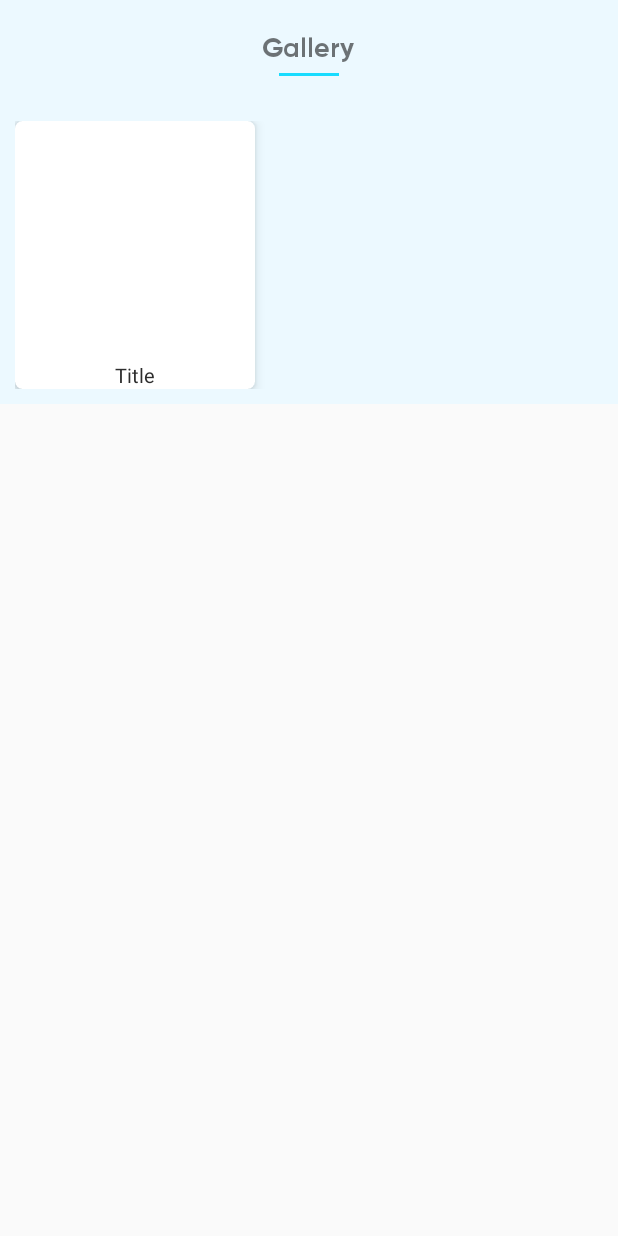
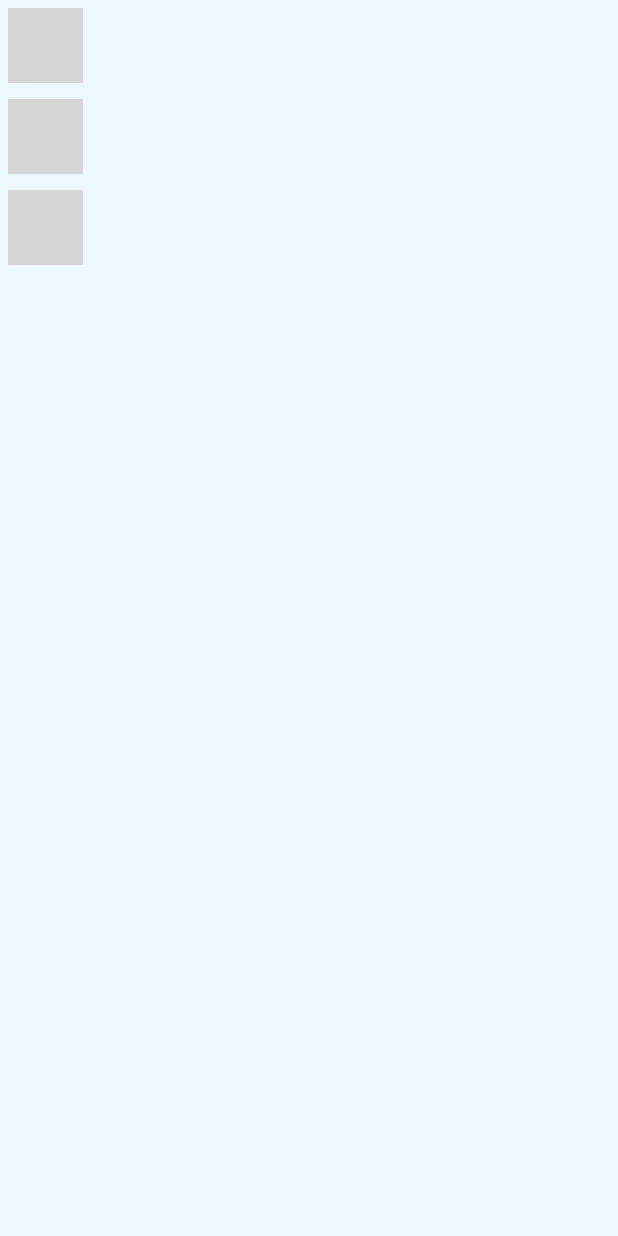
Before and after one commit to AriSmrd7/ActuArry, an Android app: the layout fragment_gallery.xml on its own in the app's theme, with its tools: preview values and no code run, on a phone screen of 412 x 824 dp. Run offline under Robolectric (Android 15) with nearby library versions, the phone set to English and light mode, and no system bars; grey boxes are pictures that could not be loaded.

Commit message:
Add gallery layout

```diff
--- /dev/null
+++ b/app/src/main/java/com/arismrd/actuarry/model/ModelGallery.kt
@@ -0,0 +1,3 @@
+package com.arismrd.actuarry.model
+
+data class ModelGallery(val title: String, val photoRes: Int)
--- a/app/src/main/res/layout/fragment_gallery.xml
+++ b/app/src/main/res/layout/fragment_gallery.xml
@@ -1,67 +1,21 @@
 <?xml version="1.0" encoding="utf-8"?>
-<LinearLayout xmlns:android="http://schemas.android.com/apk/res/android"
+<androidx.constraintlayout.widget.ConstraintLayout
+    xmlns:android="http://schemas.android.com/apk/res/android"
+    xmlns:tools="http://schemas.android.com/tools"
     xmlns:app="http://schemas.android.com/apk/res-auto"
-    xmlns:tools="http://schemas.android.com/tools"
     android:layout_width="match_parent"
-    android:layout_height="wrap_content"
-    android:orientation="vertical"
+    android:layout_height="match_parent"
     android:background="@color/colorAlmostAzure"
-    android:gravity="center">
+    tools:context=".pagefragment.GalleryFragment">
 
-    <TextView
-        android:layout_marginTop="20dp"
-        android:layout_width="wrap_content"
-        android:layout_height="wrap_content"
-        android:textSize="18sp"
-        android:fontFamily="@font/gilroybold"
-        android:text="Gallery"
-        />
-    <View
-        android:id="@+id/view3"
-        android:layout_width="40dp"
-        android:layout_height="2dp"
-        android:layout_marginRight="30dp"
-        android:layout_marginLeft="30dp"
-        android:layout_marginTop="5dp"
-        android:layout_marginBottom="20dp"
-        android:background="@color/colorPrimary" />
+    <androidx.recyclerview.widget.RecyclerView
+        android:id="@+id/view_list"
+        app:layout_constraintBottom_toBottomOf="parent"
+        app:layout_constraintTop_toTopOf="parent"
+        app:layout_constraintStart_toStartOf="parent"
+        app:layout_constraintEnd_toEndOf="parent"
+        android:layout_width="0dp"
+        android:layout_height="0dp"
+        tools:listitem="@layout/list_gallery"/>
 
-    <RelativeLayout
-        android:layout_width="match_parent"
-        android:layout_height="wrap_content"
-        android:layout_margin="10dp">
-
-        <androidx.cardview.widget.CardView
-            android:id="@+id/cardview_1"
-            android:layout_width="160dp"
-            android:layout_height="wrap_content"
-            app:cardCornerRadius="5dp"
-            app:cardElevation="5dp">
-
-            <LinearLayout
-                android:orientation="vertical"
-                android:layout_width="match_parent"
-                android:layout_height="match_parent">
-
-                <ImageView
-                    android:id="@+id/img_id"
-                    android:layout_width="match_parent"
-                    android:layout_height="160dp"
-                    android:scaleType="centerCrop"/>
-
-                <TextView
-                    android:id="@+id/title_id"
-                    android:textColor="#2d2d2d"
-                    android:textSize="13sp"
-                    android:gravity="center"
-                    android:layout_width="match_parent"
-                    android:layout_height="match_parent"
-                    android:text="Title"/>
-
-            </LinearLayout>
-
-        </androidx.cardview.widget.CardView>
-    </RelativeLayout>
-
-
-</LinearLayout>
+</androidx.constraintlayout.widget.ConstraintLayout>
--- /dev/null
+++ b/app/src/main/res/layout/list_gallery.xml
@@ -0,0 +1,7 @@
+<ImageView xmlns:android="http://schemas.android.com/apk/res/android"
+    xmlns:tools="http://schemas.android.com/tools"
+    android:id="@+id/imageView1"
+    android:layout_width="50dp"
+    android:layout_height="50dp"
+    android:layout_margin="5dp"
+    tools:src="@tools:sample/avatars"/>
```
Also changed, not shown: app/src/main/java/com/arismrd/actuarry/adapter/MyAdapter.kt (added, +31 -0 lines), app/src/main/java/com/arismrd/actuarry/pagefragment/GalleryFragment.kt (+61 -4 lines), app/src/main/res/layout/view_item.xml (added, +39 -0 lines), 8 other files.
